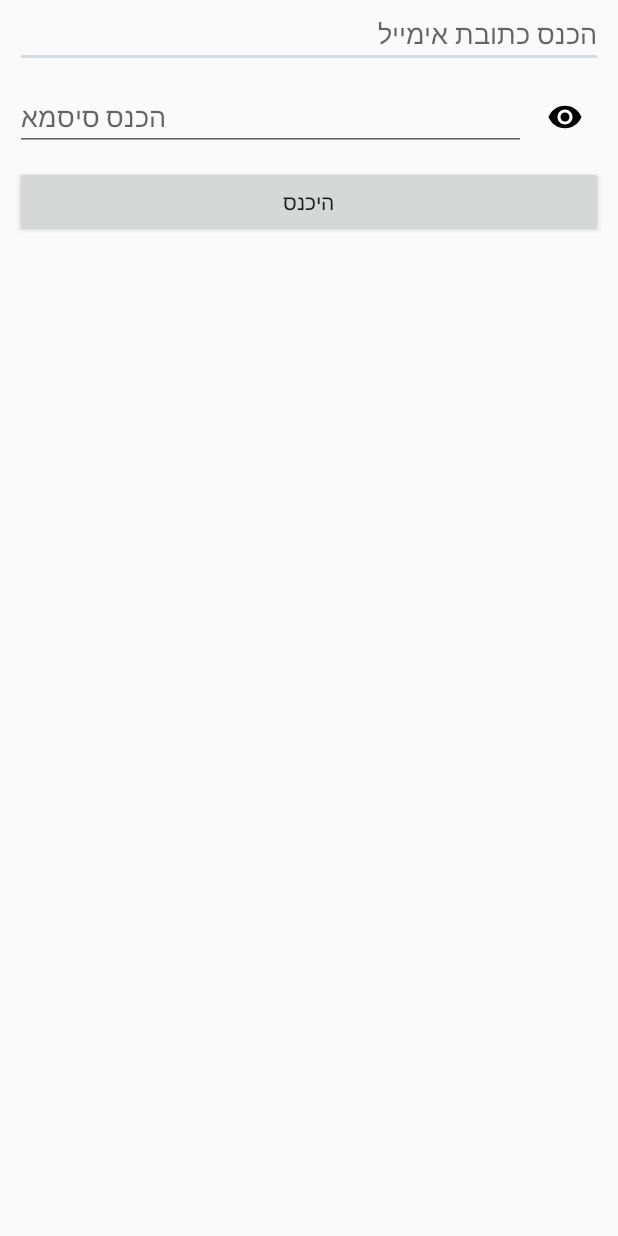
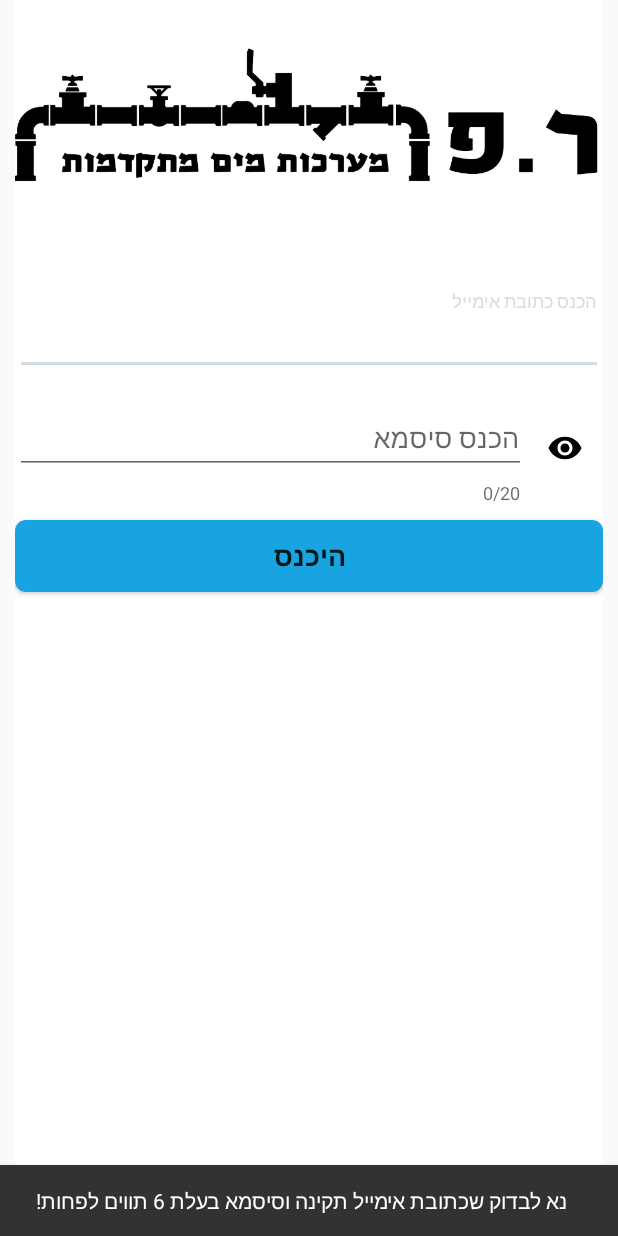
Before and after one commit to yuvalta/RPStock, an Android app: the screen it shows after launch (LoginActivity), after a tap on "היכנס", on a phone screen of 412 x 824 dp. Run offline under Robolectric (Android 15) with nearby library versions, the phone set to English and light mode, and no system bars; our stand-ins replace Firebase (no records; nobody signed in at launch, a user with empty details on screens opened directly).

Commit message:
login activity completed

```diff
--- a/app/build.gradle
+++ b/app/build.gradle
@@ -41,4 +41,6 @@ dependencies {
     implementation 'com.google.firebase:firebase-database:19.3.0'
     implementation 'com.google.android.material:material:1.0.0'
     implementation 'com.android.support:cardview-v7:28.0.0'
+    implementation 'com.android.support:design:25.3.1'
+
 }
--- a/app/src/main/AndroidManifest.xml
+++ b/app/src/main/AndroidManifest.xml
@@ -21,7 +21,7 @@
         </activity>
         <activity
             android:name=".Activities.MainActivity"
-            android:screenOrientation="nosensor">>
+            android:screenOrientation="nosensor">
         </activity>
     </application>
 
--- a/app/src/main/java/com/example/rpstock/Activities/LoginActivity.java
+++ b/app/src/main/java/com/example/rpstock/Activities/LoginActivity.java
@@ -3,11 +3,13 @@ package com.example.rpstock.Activities;
 import androidx.annotation.NonNull;
 import androidx.appcompat.app.AppCompatActivity;
 
+import android.app.Activity;
 import android.content.Intent;
 import android.content.SharedPreferences;
 import android.os.Bundle;
 import android.text.method.PasswordTransformationMethod;
 import android.view.View;
+import android.view.inputmethod.InputMethodManager;
 import android.widget.Button;
 import android.widget.EditText;
 import android.widget.ProgressBar;
@@ -17,17 +19,22 @@ import com.example.rpstock.R;
 import com.google.android.gms.tasks.OnCompleteListener;
 import com.google.android.gms.tasks.OnFailureListener;
 import com.google.android.gms.tasks.Task;
+import com.google.android.material.snackbar.Snackbar;
+import com.google.android.material.textfield.TextInputLayout;
 import com.google.firebase.auth.AuthResult;
 import com.google.firebase.auth.FirebaseAuth;
 import com.google.firebase.auth.FirebaseUser;
+
+import java.util.regex.Matcher;
+import java.util.regex.Pattern;
 
 public class LoginActivity extends AppCompatActivity {
 
     private static final String TAG = "LoginActivity";
     private FirebaseAuth mAuth;
 
-    private EditText emailET;
-    private EditText passwordET;
+    private TextInputLayout emailET;
+    private TextInputLayout passwordET;
 
     private ProgressBar progressBar;
 
@@ -71,11 +78,13 @@ public class LoginActivity extends AppCompatActivity {
 
     View.OnClickListener signInClick = new View.OnClickListener() {
         @Override
-        public void onClick(View v) {
+        public void onClick(final View v) {
+
+            if (isEmailValid(emailET.getEditText().getText().toString()) && passwordET.getEditText().getText().length() > 6) {
 
                 progressBar.setVisibility(View.VISIBLE);
 
-            mAuth.signInWithEmailAndPassword(emailET.getText().toString(), passwordET.getText().toString())
+                mAuth.signInWithEmailAndPassword(emailET.getEditText().getText().toString(), passwordET.getEditText().getText().toString())
                         .addOnCompleteListener(LoginActivity.this, new OnCompleteListener<AuthResult>() {
 
                             @Override
@@ -86,17 +95,35 @@ public class LoginActivity extends AppCompatActivity {
                                     FirebaseUser user = mAuth.getCurrentUser();
                                     updateUI(user);
                                 } else {
-                                Toast.makeText(LoginActivity.this, "User not found", Toast.LENGTH_SHORT).show();
+                                    displayErrorSnackbar("משתמש לא נמצא!", v);
                                 }
                             }
                         }).addOnFailureListener(new OnFailureListener() {
                     @Override
                     public void onFailure(@NonNull Exception e) {
-                    Toast.makeText(LoginActivity.this, "Error!", Toast.LENGTH_SHORT).show();
+                        displayErrorSnackbar("תקלת רשת!", v);
                     }
                 });
+            } else {
+                displayErrorSnackbar("נא לבדוק שכתובת אימייל תקינה וסיסמא בעלת 6 תווים לפחות!", v);
+            }
         }
     };
+
+    private void displayErrorSnackbar(String s, View v) {
+        hideKeyboard(LoginActivity.this);
+        Snackbar.make(v, s, Snackbar.LENGTH_LONG).show();
+    }
+
+
+    public static void hideKeyboard(Activity activity) {
+        InputMethodManager imm = (InputMethodManager) activity.getSystemService(Activity.INPUT_METHOD_SERVICE);
+        View view = activity.getCurrentFocus();
+        if (view == null) {
+            view = new View(activity);
+        }
+        imm.hideSoftInputFromWindow(view.getWindowToken(), 0);
+    }
 
     private void updateUI(FirebaseUser currentUser) {
         Intent intent = new Intent(LoginActivity.this, MainActivity.class);
@@ -108,11 +135,31 @@ public class LoginActivity extends AppCompatActivity {
 
     public void showHidePassword(View view) {
         if (showHidePasswordFlag) {
-            passwordET.setTransformationMethod(new PasswordTransformationMethod());
+            passwordET.getEditText().setTransformationMethod(new PasswordTransformationMethod());
             showHidePasswordFlag = false;
         } else {
-            passwordET.setTransformationMethod(null);
+            passwordET.getEditText().setTransformationMethod(null);
             showHidePasswordFlag = true;
         }
     }
+
+    public boolean isEmailValid(String email) {
+        String regExpn =
+                "^(([\\w-]+\\.)+[\\w-]+|([a-zA-Z]{1}|[\\w-]{2,}))@"
+                        + "((([0-1]?[0-9]{1,2}|25[0-5]|2[0-4][0-9])\\.([0-1]?"
+                        + "[0-9]{1,2}|25[0-5]|2[0-4][0-9])\\."
+                        + "([0-1]?[0-9]{1,2}|25[0-5]|2[0-4][0-9])\\.([0-1]?"
+                        + "[0-9]{1,2}|25[0-5]|2[0-4][0-9])){1}|"
+                        + "([a-zA-Z]+[\\w-]+\\.)+[a-zA-Z]{2,4})$";
+
+        CharSequence inputStr = email;
+
+        Pattern pattern = Pattern.compile(regExpn, Pattern.CASE_INSENSITIVE);
+        Matcher matcher = pattern.matcher(inputStr);
+
+        if (matcher.matches())
+            return true;
+        else
+            return false;
     }
+}
--- /dev/null
+++ b/app/src/main/res/drawable/button_background.xml
@@ -0,0 +1,8 @@
+<?xml version="1.0" encoding="utf-8"?>
+<shape android:shape="rectangle"
+    xmlns:android="http://schemas.android.com/apk/res/android">
+    <corners android:radius="7dp" />
+    <solid
+        android:color="@color/colorPrimary" />
+
+</shape>
--- a/app/src/main/res/layout/employee_item_items.xml
+++ b/app/src/main/res/layout/employee_item_items.xml
@@ -17,7 +17,9 @@
         android:orientation="vertical"
         android:layout_width="match_parent"
         android:layout_height="match_parent">
+
         <TextView
+            android:layout_gravity="right"
             android:textDirection="rtl"
             android:layout_margin="5dp"
             android:id="@+id/name"
@@ -28,6 +30,7 @@
             android:textSize="20sp" />
 
         <TextView
+            android:layout_gravity="right"
             android:textDirection="rtl"
             android:layout_margin="5dp"
             android:id="@+id/item_amount"
@@ -38,7 +41,8 @@
             android:textSize="20sp" />
 
         <TextView
-        android:textDirection="rtl"
+            android:layout_gravity="left"
+            android:textDirection="ltr"
             android:layout_margin="5dp"
             android:id="@+id/item_diameter"
             android:layout_width="wrap_content"
@@ -47,7 +51,8 @@
             android:textSize="18sp" />
 
         <TextView
-        android:textDirection="rtl"
+            android:layout_gravity="left"
+            android:textDirection="ltr"
             android:id="@+id/item_kind"
             android:layout_margin="5dp"
             android:layout_width="wrap_content"
--- a/app/src/main/res/layout/fragment_add_item.xml
+++ b/app/src/main/res/layout/fragment_add_item.xml
@@ -25,6 +25,10 @@
         android:id="@+id/item_diameter_ET"/>
 
     <Button
+        style="@style/button_style"
+        android:textStyle="bold"
+        android:textSize="18sp"
+        android:background="@drawable/button_background"
         android:layout_width="match_parent"
         android:layout_height="wrap_content"
         android:text="@string/add_new_item"
--- a/app/src/main/res/layout/login_activity.xml
+++ b/app/src/main/res/layout/login_activity.xml
@@ -1,39 +1,69 @@
 <?xml version="1.0" encoding="utf-8"?>
-<RelativeLayout xmlns:android="http://schemas.android.com/apk/res/android"
+<LinearLayout xmlns:android="http://schemas.android.com/apk/res/android"
     xmlns:app="http://schemas.android.com/apk/res-auto"
     xmlns:tools="http://schemas.android.com/tools"
     android:layout_width="match_parent"
     android:layout_height="match_parent"
+    android:orientation="vertical"
     android:layout_marginHorizontal="10dp"
+    android:background="@android:color/white"
     tools:context=".Activities.LoginActivity">
 
+    <ImageView
+        android:layout_marginTop="20dp"
+        android:layout_weight="1"
+        android:id="@+id/logo"
+        android:layout_width="match_parent"
+        android:layout_height="0dp"
+        android:src="@drawable/logo" />
 
-    <EditText
+    <LinearLayout
+        android:orientation="vertical"
+        android:layout_weight="5"
+        android:layout_width="match_parent"
+        android:layout_height="0dp">
+
+        <com.google.android.material.textfield.TextInputLayout
+            android:layout_gravity="right"
+
+            android:layout_marginTop="40dp"
             android:layout_marginBottom="10dp"
-        android:layout_alignParentTop="true"
-        android:inputType="textEmailAddress"
-        android:layout_weight="2.3"
             android:id="@+id/enter_email_ET"
             android:layout_width="match_parent"
             android:layout_height="wrap_content"
-        android:hint="@string/enter_email" />
+            android:hint="@string/enter_email">
+
+            <com.google.android.material.textfield.TextInputEditText
+                android:inputType="textEmailAddress"
+                android:layout_width="match_parent"
+                android:layout_height="wrap_content" />
+
+        </com.google.android.material.textfield.TextInputLayout>
 
 
         <LinearLayout
+
+            android:layout_gravity="right"
             android:layout_marginBottom="10dp"
-        android:layout_below="@id/enter_email_ET"
-        android:layout_centerHorizontal="true"
             android:id="@+id/enter_password_LL"
             android:layout_width="match_parent"
             android:layout_height="wrap_content">
 
-        <EditText
-            android:inputType="textPassword"
+            <com.google.android.material.textfield.TextInputLayout
                 android:layout_weight="2"
                 android:id="@+id/enter_password_ET"
                 android:layout_width="0dp"
                 android:layout_height="wrap_content"
-            android:hint="@string/enter_password" />
+                app:counterEnabled="true"
+                app:counterMaxLength="20"
+                android:hint="@string/enter_password">
+
+                <com.google.android.material.textfield.TextInputEditText
+                    android:inputType="textPassword"
+                    android:layout_width="match_parent"
+                    android:layout_height="wrap_content" />
+
+            </com.google.android.material.textfield.TextInputLayout>
 
             <ImageButton
                 android:onClick="showHidePassword"
@@ -45,21 +75,23 @@
         </LinearLayout>
 
         <Button
+            style="@style/button_style"
+            android:textStyle="bold"
+            android:textSize="18sp"
             android:id="@+id/signin_button"
             android:layout_width="match_parent"
             android:layout_height="wrap_content"
-        android:layout_below="@id/enter_password_LL"
             android:text="@string/sign_in"
-
-        android:textAllCaps="false" />
+            android:background="@drawable/button_background" />
 
         <ProgressBar
+            android:layout_gravity="center"
             android:visibility="gone"
-        android:layout_centerHorizontal="true"
-        android:layout_below="@id/signin_button"
+            android:layout_marginTop="10dp"
             android:layout_width="70dp"
             android:layout_height="70dp"
             android:indeterminate="true"
             android:id="@+id/progressbar" />
+    </LinearLayout>
 
-</RelativeLayout>
+</LinearLayout>
--- a/app/src/main/res/layout/user_layout.xml
+++ b/app/src/main/res/layout/user_layout.xml
@@ -67,6 +67,10 @@
 
 
     <Button
+        style="@style/button_style"
+        android:textStyle="bold"
+        android:textSize="18sp"
+        android:background="@drawable/button_background"
         android:id="@+id/signin_button"
         android:layout_width="match_parent"
         android:layout_height="wrap_content"
--- a/app/src/main/res/values/styles.xml
+++ b/app/src/main/res/values/styles.xml
@@ -8,4 +8,9 @@
         <item name="colorAccent">@color/colorAccent</item>
     </style>
 
+    <style name="button_style">
+        <item name="elevation">9dp</item>
+        <item name="textAllCaps">false</item>
+    </style>
+
 </resources>
```
Also changed, not shown: app/src/main/res/drawable/logo.jpeg (added), 1 other file. Lines whose indentation alone changed are shown as unchanged.
